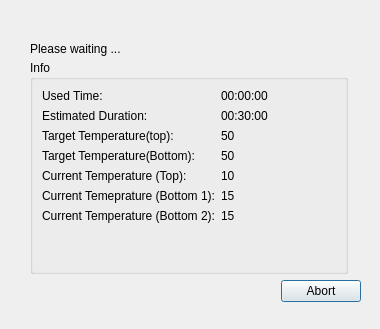
This is ServiceSW/Master/Components/Diagnostics/Forms/OvenHeatingTestEmptyTimingDialog.ui in Liyezhong/Master as Qt 5 draws it before an edit. The edited form follows.
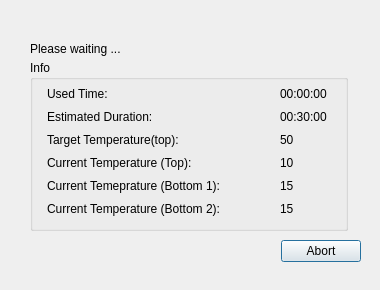
This is the edited form.

```diff
--- a/ServiceSW/Master/Components/Diagnostics/Forms/OvenHeatingTestEmptyTimingDialog.ui
+++ b/ServiceSW/Master/Components/Diagnostics/Forms/OvenHeatingTestEmptyTimingDialog.ui
@@ -7,7 +7,7 @@
     <x>0</x>
     <y>0</y>
     <width>380</width>
-    <height>329</height>
+    <height>290</height>
    </rect>
   </property>
   <property name="windowTitle">
@@ -19,115 +19,181 @@
      <x>30</x>
      <y>60</y>
      <width>318</width>
-     <height>214</height>
+     <height>171</height>
     </rect>
    </property>
    <property name="title">
     <string>Info</string>
    </property>
-   <layout class="QFormLayout" name="formLayout">
-    <property name="fieldGrowthPolicy">
-     <enum>QFormLayout::AllNonFixedFieldsGrow</enum>
-    </property>
-    <item row="0" column="0">
      <widget class="QLabel" name="labelUsedTimeName">
+    <property name="geometry">
+     <rect>
+      <x>17</x>
+      <y>25</y>
+      <width>77</width>
+      <height>17</height>
+     </rect>
+    </property>
       <property name="text">
        <string>Used Time:</string>
       </property>
      </widget>
-    </item>
-    <item row="0" column="1">
      <widget class="QLabel" name="labelUsedTime">
+    <property name="geometry">
+     <rect>
+      <x>250</x>
+      <y>25</y>
+      <width>59</width>
+      <height>17</height>
+     </rect>
+    </property>
       <property name="text">
        <string>00:00:00</string>
       </property>
      </widget>
-    </item>
-    <item row="1" column="0">
      <widget class="QLabel" name="labelDurationName">
+    <property name="geometry">
+     <rect>
+      <x>17</x>
+      <y>48</y>
+      <width>138</width>
+      <height>17</height>
+     </rect>
+    </property>
       <property name="text">
        <string>Estimated Duration:</string>
       </property>
      </widget>
-    </item>
-    <item row="1" column="1">
      <widget class="QLabel" name="labelDuration">
+    <property name="geometry">
+     <rect>
+      <x>250</x>
+      <y>48</y>
+      <width>59</width>
+      <height>17</height>
+     </rect>
+    </property>
       <property name="text">
        <string>00:30:00</string>
       </property>
      </widget>
-    </item>
-    <item row="2" column="0">
      <widget class="QLabel" name="labelTargetTempName">
+    <property name="geometry">
+     <rect>
+      <x>17</x>
+      <y>71</y>
+      <width>175</width>
+      <height>17</height>
+     </rect>
+    </property>
       <property name="text">
        <string>Target Temperature(top):</string>
       </property>
      </widget>
-    </item>
-    <item row="2" column="1">
      <widget class="QLabel" name="labelTargetTemp">
+    <property name="geometry">
+     <rect>
+      <x>250</x>
+      <y>71</y>
+      <width>61</width>
+      <height>17</height>
+     </rect>
+    </property>
       <property name="text">
        <string>50</string>
       </property>
      </widget>
-    </item>
-    <item row="3" column="0">
      <widget class="QLabel" name="labelTargetTempName_bottom1">
-      <property name="text">
-       <string>Target Temperature(Bottom):</string>
-      </property>
-     </widget>
-    </item>
-    <item row="3" column="1">
-     <widget class="QLabel" name="labelTargetTempName_bottom">
+    <property name="geometry">
+     <rect>
+      <x>17</x>
+      <y>94</y>
+      <width>16</width>
+      <height>17</height>
+     </rect>
+    </property>
       <property name="text">
-       <string>50</string>
-      </property>
-     </widget>
-    </item>
-    <item row="4" column="0">
+     <string/>
+    </property>
+   </widget>
      <widget class="QLabel" name="labelCurTempTopName">
+    <property name="geometry">
+     <rect>
+      <x>17</x>
+      <y>94</y>
+      <width>188</width>
+      <height>17</height>
+     </rect>
+    </property>
       <property name="text">
        <string>Current Temperature (Top):</string>
       </property>
      </widget>
-    </item>
-    <item row="4" column="1">
      <widget class="QLabel" name="labelCurTempTop">
+    <property name="geometry">
+     <rect>
+      <x>250</x>
+      <y>94</y>
+      <width>51</width>
+      <height>17</height>
+     </rect>
+    </property>
       <property name="text">
        <string>10</string>
       </property>
      </widget>
-    </item>
-    <item row="5" column="0">
      <widget class="QLabel" name="labelCurTempBottom1Name">
+    <property name="geometry">
+     <rect>
+      <x>17</x>
+      <y>117</y>
+      <width>227</width>
+      <height>17</height>
+     </rect>
+    </property>
       <property name="text">
        <string>Current Temeprature (Bottom 1):</string>
       </property>
      </widget>
-    </item>
-    <item row="5" column="1">
      <widget class="QLabel" name="labelCurTempBottom1">
+    <property name="geometry">
+     <rect>
+      <x>250</x>
+      <y>117</y>
+      <width>51</width>
+      <height>17</height>
+     </rect>
+    </property>
       <property name="text">
        <string>15</string>
       </property>
      </widget>
-    </item>
-    <item row="6" column="0">
      <widget class="QLabel" name="labelCurTempBottom2Name">
+    <property name="geometry">
+     <rect>
+      <x>17</x>
+      <y>140</y>
+      <width>227</width>
+      <height>17</height>
+     </rect>
+    </property>
       <property name="text">
        <string>Current Temperature (Bottom 2):</string>
       </property>
      </widget>
-    </item>
-    <item row="6" column="1">
      <widget class="QLabel" name="labelCurTempBottom2">
+    <property name="geometry">
+     <rect>
+      <x>250</x>
+      <y>140</y>
+      <width>61</width>
+      <height>17</height>
+     </rect>
+    </property>
       <property name="text">
        <string>15</string>
       </property>
      </widget>
-    </item>
-   </layout>
   </widget>
   <widget class="QLabel" name="label">
    <property name="geometry">
@@ -146,7 +212,7 @@
    <property name="geometry">
     <rect>
      <x>210</x>
-     <y>280</y>
+     <y>240</y>
      <width>151</width>
      <height>51</height>
     </rect>
```
Lines whose indentation alone changed are shown as unchanged.
